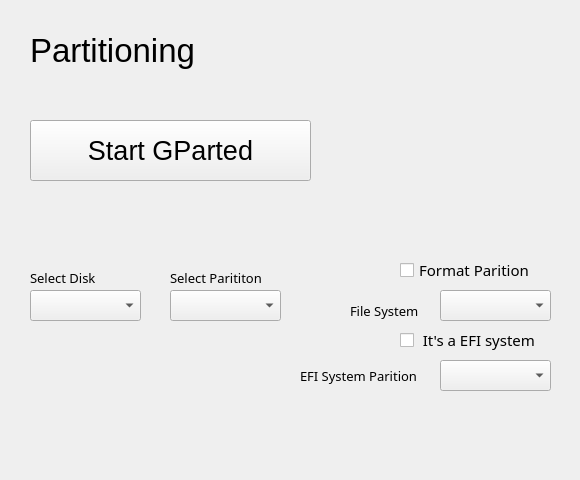
First picture: the form in NewQtUi/PartedDiskTab/PartedDiskTab.ui, repository AOSC-Archive/AOSC-LiveKit, before the edit.
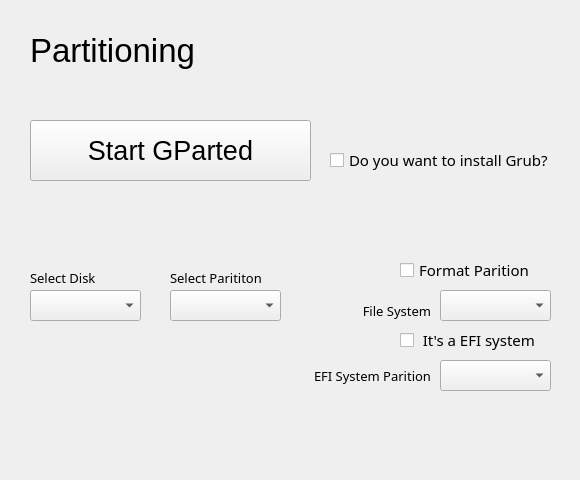
Second picture: the form after the edit.

Patch:
```diff
--- a/NewQtUi/PartedDiskTab/PartedDiskTab.ui
+++ b/NewQtUi/PartedDiskTab/PartedDiskTab.ui
@@ -198,6 +198,9 @@
    <property name="text">
     <string>EFI System Parition</string>
    </property>
+   <property name="alignment">
+    <set>Qt::AlignRight|Qt::AlignTrailing|Qt::AlignVCenter</set>
+   </property>
   </widget>
   <widget class="QLabel" name="FileSystemTypeLabel">
    <property name="geometry">
@@ -216,6 +219,28 @@
    </property>
    <property name="text">
     <string>File System</string>
+   </property>
+   <property name="alignment">
+    <set>Qt::AlignRight|Qt::AlignTrailing|Qt::AlignVCenter</set>
+   </property>
+  </widget>
+  <widget class="QCheckBox" name="SetGrub">
+   <property name="geometry">
+    <rect>
+     <x>330</x>
+     <y>150</y>
+     <width>241</width>
+     <height>20</height>
+    </rect>
+   </property>
+   <property name="font">
+    <font>
+     <family>Sans Serif</family>
+     <pointsize>11</pointsize>
+    </font>
+   </property>
+   <property name="text">
+    <string>Do you want to install Grub?</string>
    </property>
   </widget>
  </widget>
```
